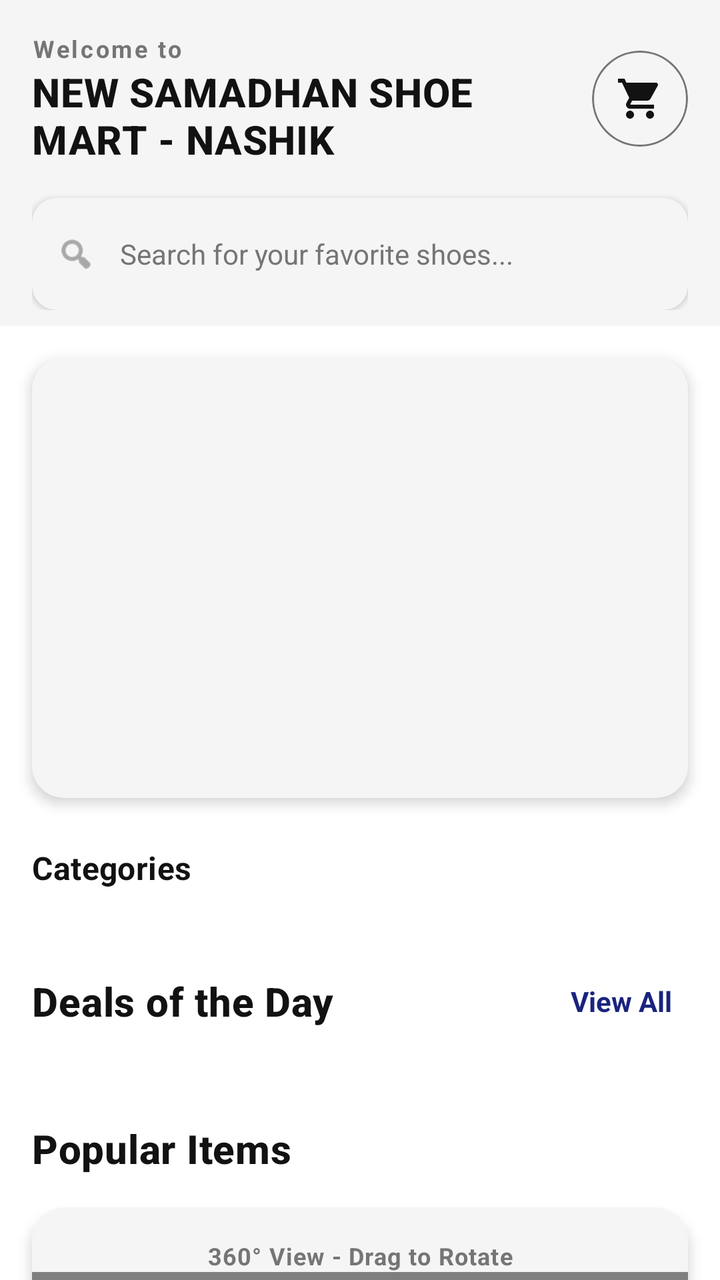
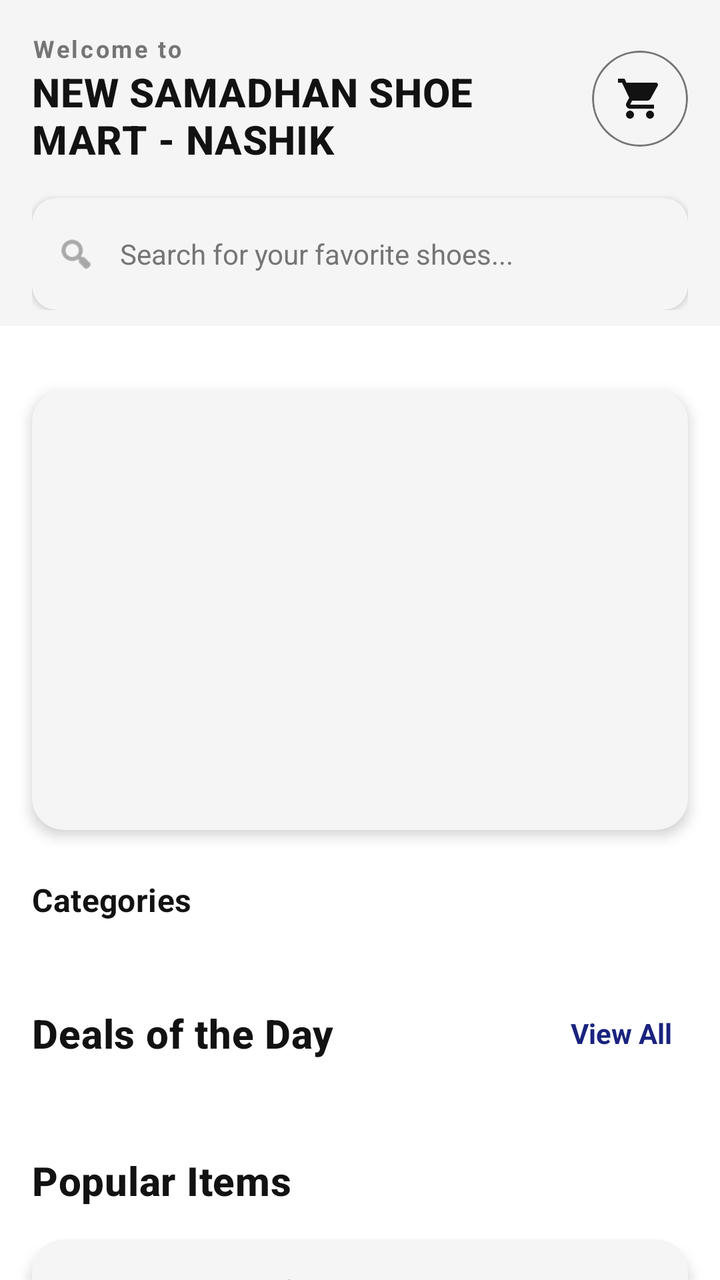

Two renders of the same Android screen: before a commit and after it. Below are the layout's source before the change and the commit's diff.
<!-- AndroidManifest.xml: application theme Theme.NewSamadhanShoeMart.Splash -->
<!-- res/layout/fragment_home.xml -->
<?xml version="1.0" encoding="utf-8"?>
<androidx.coordinatorlayout.widget.CoordinatorLayout xmlns:android="http://schemas.android.com/apk/res/android"
    xmlns:app="http://schemas.android.com/apk/res-auto"
    xmlns:tools="http://schemas.android.com/tools"
    android:layout_width="match_parent"
    android:layout_height="match_parent"
    android:background="?attr/android:windowBackground"
    tools:context=".ui.home.HomeFragment">

    <com.google.android.material.appbar.AppBarLayout
        android:layout_width="match_parent"
        android:layout_height="wrap_content"
        android:background="?attr/colorSurface"
        app:elevation="0dp">

        <LinearLayout
            android:layout_width="match_parent"
            android:layout_height="wrap_content"
            android:orientation="vertical"
            android:paddingHorizontal="16dp"
            android:paddingTop="16dp"
            android:paddingBottom="8dp">

            <LinearLayout
                android:layout_width="match_parent"
                android:layout_height="wrap_content"
                android:gravity="center_vertical"
                android:orientation="horizontal">

                <LinearLayout
                    android:layout_width="0dp"
                    android:layout_height="wrap_content"
                    android:layout_weight="1"
                    android:orientation="vertical">
                    <TextView
                        android:layout_width="wrap_content"
                        android:layout_height="wrap_content"
                        android:text="@string/welcome_to"
                        android:textAppearance="@style/TextAppearance.MaterialComponents.Caption"
                        android:textColor="@color/gray_text"
                        android:textStyle="bold"
                        android:letterSpacing="0.1"/>
                    <TextView
                        android:id="@+id/tv_home_brand_name"
                        android:layout_width="wrap_content"
                        android:layout_height="wrap_content"
                        android:text="@string/nav_header_title"
                        android:textAppearance="@style/TextAppearance.MaterialComponents.Headline6"
                        android:textColor="?attr/colorOnSurface"
                        android:textStyle="bold" />
                </LinearLayout>

                <com.google.android.material.card.MaterialCardView
                    android:id="@+id/card_cart"
                    android:layout_width="48dp"
                    android:layout_height="48dp"
                    app:cardCornerRadius="24dp"
                    app:cardElevation="0dp"
                    app:strokeWidth="1dp"
                    app:strokeColor="@color/gray_text">
                    <ImageButton
                        android:id="@+id/btn_cart_top"
                        android:layout_width="match_parent"
                        android:layout_height="match_parent"
                        android:background="?attr/selectableItemBackground"
                        android:padding="12dp"
                        android:scaleType="fitCenter"
                        android:src="@drawable/ic_cart_24"
                        android:contentDescription="@string/menu_cart"
                        app:tint="?attr/colorOnSurface" />
                </com.google.android.material.card.MaterialCardView>
            </LinearLayout>

            <com.google.android.material.card.MaterialCardView
                android:id="@+id/search_card"
                android:layout_width="match_parent"
                android:layout_height="wrap_content"
                android:layout_marginTop="16dp"
                app:cardCornerRadius="12dp"
                app:cardElevation="2dp"
                app:strokeWidth="0dp">

                <LinearLayout
                    android:layout_width="match_parent"
                    android:layout_height="wrap_content"
                    android:gravity="center_vertical"
                    android:orientation="horizontal"
                    android:paddingHorizontal="12dp"
                    android:minHeight="48dp"
                    android:paddingVertical="4dp">

                    <ImageView
                        android:layout_width="20dp"
                        android:layout_height="20dp"
                        android:src="@android:drawable/ic_menu_search"
                        android:importantForAccessibility="no"
                        app:tint="@color/gray_text" />

                    <EditText
                        android:id="@+id/search_edit_text"
                        android:layout_width="match_parent"
                        android:layout_height="wrap_content"
                        android:background="@android:color/transparent"
                        android:hint="@string/hint_search_shoes"
                        android:textColorHint="@color/gray_text"
                        android:textColor="?attr/colorOnSurface"
                        android:imeOptions="actionSearch"
                        android:importantForAutofill="yes"
                        android:autofillHints="name"
                        android:inputType="text"
                        android:maxLines="1"
                        android:minHeight="48dp"
                        android:padding="12dp"
                        android:textSize="14sp" />
                </LinearLayout>
            </com.google.android.material.card.MaterialCardView>
        </LinearLayout>
    </com.google.android.material.appbar.AppBarLayout>

    <androidx.core.widget.NestedScrollView
        android:id="@+id/home_scroll_view"
        android:layout_width="match_parent"
        android:layout_height="match_parent"
        android:background="?attr/android:windowBackground"
        app:layout_behavior="@string/appbar_scrolling_view_behavior">

        <LinearLayout
            android:layout_width="match_parent"
            android:layout_height="wrap_content"
            android:orientation="vertical"
            android:paddingBottom="80dp">

            
            <com.google.android.material.card.MaterialCardView
                android:layout_width="match_parent"
                android:layout_height="220dp"
                android:layout_marginHorizontal="16dp"
                android:layout_marginTop="16dp"
                app:cardCornerRadius="16dp"
                app:cardElevation="4dp"
                app:strokeWidth="0dp">

                <androidx.viewpager2.widget.ViewPager2
                    android:id="@+id/banner_view_pager"
                    android:layout_width="match_parent"
                    android:layout_height="match_parent" />

                <com.google.android.material.tabs.TabLayout
                    android:id="@+id/banner_indicator"
                    android:layout_width="match_parent"
                    android:layout_height="wrap_content"
                    android:layout_gravity="bottom"
                    android:background="@android:color/transparent"
                    android:visibility="gone"
                    app:tabBackground="@drawable/tab_selector"
                    app:tabGravity="center"
                    app:tabIndicatorHeight="0dp"
                    app:tabMaxWidth="12dp" />

            </com.google.android.material.card.MaterialCardView>

            
            <TextView
                android:layout_width="wrap_content"
                android:layout_height="wrap_content"
                android:layout_marginHorizontal="16dp"
                android:layout_marginTop="24dp"
                android:text="@string/label_categories"
                android:textAppearance="@style/TextAppearance.MaterialComponents.Subtitle1"
                android:textColor="?attr/colorOnSurface"
                android:textStyle="bold" />

            
            <HorizontalScrollView
                android:layout_width="match_parent"
                android:layout_height="wrap_content"
                android:layout_marginTop="8dp"
                android:scrollbars="none">

                <LinearLayout
                    android:id="@+id/category_container"
                    android:layout_width="wrap_content"
                    android:layout_height="wrap_content"
                    android:orientation="horizontal"
                    android:paddingHorizontal="12dp">
                    
                </LinearLayout>
            </HorizontalScrollView>

            
            <LinearLayout
                android:layout_width="match_parent"
                android:layout_height="wrap_content"
                android:layout_marginHorizontal="16dp"
                android:layout_marginTop="24dp"
                android:orientation="horizontal"
                android:gravity="center_vertical">

                <TextView
                    android:id="@+id/tv_deals_title"
                    android:layout_width="0dp"
                    android:layout_height="wrap_content"
                    android:layout_weight="1"
                    android:text="@string/label_deals_day"
                    android:textAppearance="@style/TextAppearance.MaterialComponents.Headline6"
                    android:textColor="?attr/colorOnSurface"
                    android:textStyle="bold" />

                <TextView
                    android:id="@+id/tv_view_all_deals"
                    android:layout_width="wrap_content"
                    android:layout_height="wrap_content"
                    android:text="@string/btn_view_all"
                    android:textColor="?attr/colorPrimary"
                    android:textStyle="bold"
                    android:minHeight="48dp"
                    android:minWidth="48dp"
                    android:gravity="center_vertical|end"
                    android:background="?attr/selectableItemBackground"
                    android:paddingHorizontal="8dp"/>
            </LinearLayout>

            <androidx.recyclerview.widget.RecyclerView
                android:id="@+id/deals_recycler"
                android:layout_width="match_parent"
                android:layout_height="wrap_content"
                android:layout_marginTop="12dp"
                android:clipToPadding="false"
                android:paddingHorizontal="12dp" />

            
            <TextView
                android:layout_width="match_parent"
                android:layout_height="wrap_content"
                android:layout_marginHorizontal="16dp"
                android:layout_marginTop="24dp"
                android:text="@string/label_popular_items"
                android:textAppearance="@style/TextAppearance.MaterialComponents.Headline6"
                android:textColor="?attr/colorOnSurface"
                android:textStyle="bold" />

            
            <com.google.android.material.card.MaterialCardView
                android:id="@+id/card_animated_shoe"
                android:layout_width="match_parent"
                android:layout_height="350dp"
                android:layout_margin="16dp"
                app:cardCornerRadius="16dp"
                app:cardElevation="4dp"
                app:strokeWidth="0dp">

                <LinearLayout
                    android:layout_width="match_parent"
                    android:layout_height="match_parent"
                    android:orientation="vertical">

                    <TextView
                        android:layout_width="match_parent"
                        android:layout_height="wrap_content"
                        android:text="360° View - Drag to Rotate"
                        android:gravity="center"
                        android:paddingTop="16dp"
                        android:textAppearance="@style/TextAppearance.MaterialComponents.Caption"
                        android:textColor="@color/gray_text"
                        android:textStyle="bold"/>

                    <com.krishna.nsm.ui.home.InteractiveShoeViewer
                        android:id="@+id/iv_animated_shoe"
                        android:layout_width="match_parent"
                        android:layout_height="match_parent"
                        android:scaleType="fitCenter"
                        android:padding="24dp"
                        android:importantForAccessibility="no" />
                </LinearLayout>

            </com.google.android.material.card.MaterialCardView>

            
            <FrameLayout
                android:id="@+id/visiting_card_container"
                android:layout_width="match_parent"
                android:layout_height="220dp"
                android:layout_margin="16dp"
                android:clickable="true"
                android:focusable="true">

                
                <com.google.android.material.card.MaterialCardView
                    android:id="@+id/card_front"
                    android:layout_width="match_parent"
                    android:layout_height="match_parent"
                    app:cardCornerRadius="16dp"
                    app:cardElevation="4dp"
                    app:strokeWidth="0dp">

                    <ImageView
                        android:layout_width="match_parent"
                        android:layout_height="match_parent"
                        android:scaleType="centerCrop"
                        android:src="@drawable/new_card" />
                </com.google.android.material.card.MaterialCardView>

                
                <com.google.android.material.card.MaterialCardView
                    android:id="@+id/card_back"
                    android:layout_width="match_parent"
                    android:layout_height="match_parent"
                    android:visibility="invisible"
                    app:cardCornerRadius="16dp"
                    app:cardElevation="4dp"
                    app:strokeWidth="0dp"
                    app:cardBackgroundColor="@color/black">

                    <LinearLayout
                        android:layout_width="match_parent"
                        android:layout_height="match_parent"
                        android:orientation="vertical"
                        android:gravity="center"
                        android:padding="24dp">

                        <TextView
                            android:layout_width="wrap_content"
                            android:layout_height="wrap_content"
                            android:text="SAMADHAN SHOE MART"
                            android:textColor="@color/white"
                            android:textStyle="bold"
                            android:textSize="18sp"/>

                        <TextView
                            android:layout_width="wrap_content"
                            android:layout_height="wrap_content"
                            android:layout_marginTop="8dp"
                            android:text="Premium Footwear for Everyone"
                            android:textColor="@color/gray_text"
                            android:textSize="14sp"/>

                        <View
                            android:layout_width="100dp"
                            android:layout_height="1dp"
                            android:layout_marginVertical="16dp"
                            android:background="@color/colorAccent"/>

                        <TextView
                            android:layout_width="wrap_content"
                            android:layout_height="wrap_content"
                            android:text="Contact: +91 94232 28843"
                            android:textColor="@color/white"
                            android:textSize="14sp"/>

                        <TextView
                            android:layout_width="wrap_content"
                            android:layout_height="wrap_content"
                            android:layout_marginTop="4dp"
                            android:text="Pusad, Maharashtra"
                            android:textColor="@color/white"
                            android:textSize="14sp"/>
                    </LinearLayout>
                </com.google.android.material.card.MaterialCardView>
            </FrameLayout>

            <androidx.recyclerview.widget.RecyclerView
                android:id="@+id/featured_recycler"
                android:layout_width="match_parent"
                android:layout_height="wrap_content"
                android:layout_marginTop="12dp"
                android:clipToPadding="false"
                android:paddingHorizontal="12dp"
                tools:listitem="@layout/item_product" />

        </LinearLayout>
    </androidx.core.widget.NestedScrollView>
</androidx.coordinatorlayout.widget.CoordinatorLayout>
<!-- res/layout/item_product.xml (included above) -->
<?xml version="1.0" encoding="utf-8"?>
<com.google.android.material.card.MaterialCardView xmlns:android="http://schemas.android.com/apk/res/android"
    xmlns:app="http://schemas.android.com/apk/res-auto"
    xmlns:tools="http://schemas.android.com/tools"
    android:layout_width="match_parent"
    android:layout_height="wrap_content"
    android:layout_margin="4dp"
    app:cardBackgroundColor="@color/white"
    app:cardCornerRadius="8dp"
    app:cardElevation="2dp"
    app:strokeWidth="0dp">

    <LinearLayout
        android:layout_width="match_parent"
        android:layout_height="wrap_content"
        android:orientation="vertical">

        <FrameLayout
            android:layout_width="match_parent"
            android:layout_height="160dp"
            android:background="#F5F5F5">

            <ImageView
                android:id="@+id/product_image"
                android:layout_width="match_parent"
                android:layout_height="match_parent"
                android:scaleType="fitCenter"
                android:padding="8dp"
                android:src="@drawable/ic_launcher_background" />

            <TextView
                android:id="@+id/tv_new_tag"
                android:layout_width="wrap_content"
                android:layout_height="wrap_content"
                android:layout_margin="8dp"
                android:background="@drawable/bg_tag_new"
                android:paddingHorizontal="6dp"
                android:paddingVertical="2dp"
                android:text="NEW"
                android:textColor="@android:color/white"
                android:textSize="10sp"
                android:textStyle="bold"
                android:visibility="gone" />

            <TextView
                android:id="@+id/tv_discount_tag"
                android:layout_width="wrap_content"
                android:layout_height="wrap_content"
                android:layout_gravity="bottom|start"
                android:background="#E91E63"
                android:paddingHorizontal="6dp"
                android:paddingVertical="2dp"
                android:text="40% OFF"
                android:textColor="@android:color/white"
                android:textSize="10sp"
                android:textStyle="bold" />

            <com.google.android.material.imageview.ShapeableImageView
                android:id="@+id/btn_watchlist"
                android:layout_width="32dp"
                android:layout_height="32dp"
                android:layout_gravity="top|end"
                android:layout_margin="8dp"
                android:background="?attr/selectableItemBackgroundBorderless"
                android:padding="6dp"
                android:src="@android:drawable/btn_star_big_off"
                app:shapeAppearanceOverlay="@style/ShapeAppearanceOverlay.App.CornerSmall"
                app:tint="?attr/colorOnSurface" />
        </FrameLayout>

        <LinearLayout
            android:layout_width="match_parent"
            android:layout_height="wrap_content"
            android:orientation="vertical"
            android:padding="8dp">

            <TextView
                android:id="@+id/product_brand"
                android:layout_width="match_parent"
                android:layout_height="wrap_content"
                android:text="Brand Name"
                android:textAppearance="@style/TextAppearance.MaterialComponents.Caption"
                android:textColor="#757575"
                android:textStyle="bold" />

            <TextView
                android:id="@+id/product_name"
                android:layout_width="match_parent"
                android:layout_height="wrap_content"
                android:layout_marginTop="2dp"
                android:ellipsize="end"
                android:maxLines="2"
                android:minLines="2"
                android:text="Product Name - Professional High Quality Shoe"
                android:textAppearance="@style/TextAppearance.MaterialComponents.Body2"
                android:textColor="@color/black" />

            <LinearLayout
                android:layout_width="match_parent"
                android:layout_height="wrap_content"
                android:layout_marginTop="4dp"
                android:gravity="center_vertical"
                android:orientation="horizontal">

                <TextView
                    android:id="@+id/tv_rating"
                    android:layout_width="wrap_content"
                    android:layout_height="wrap_content"
                    android:background="@drawable/bg_rating_pill"
                    android:drawableStart="@android:drawable/btn_star_big_on"
                    android:drawablePadding="2dp"
                    android:drawableTint="@android:color/white"
                    android:gravity="center"
                    android:paddingHorizontal="4dp"
                    android:paddingVertical="1dp"
                    android:text="4.5"
                    android:textColor="@android:color/white"
                    android:textSize="10sp"
                    android:textStyle="bold"
                    tools:ignore="UseAppTint" />

                <TextView
                    android:id="@+id/tv_review_count"
                    android:layout_width="wrap_content"
                    android:layout_height="wrap_content"
                    android:layout_marginStart="4dp"
                    android:text="(1.2k)"
                    android:textAppearance="@style/TextAppearance.MaterialComponents.Caption"
                    android:textColor="#9E9E9E" />
            </LinearLayout>

            <LinearLayout
                android:layout_width="match_parent"
                android:layout_height="wrap_content"
                android:layout_marginTop="6dp"
                android:gravity="bottom"
                android:orientation="horizontal">

                <TextView
                    android:id="@+id/product_price"
                    android:layout_width="wrap_content"
                    android:layout_height="wrap_content"
                    android:text="₹1,499"
                    android:textAppearance="@style/TextAppearance.MaterialComponents.Subtitle1"
                    android:textColor="@color/black"
                    android:textStyle="bold" />

                <TextView
                    android:id="@+id/product_old_price"
                    android:layout_width="wrap_content"
                    android:layout_height="wrap_content"
                    android:layout_marginStart="6dp"
                    android:text="₹2,499"
                    android:textAppearance="@style/TextAppearance.MaterialComponents.Caption"
                    android:textColor="#9E9E9E" />
            </LinearLayout>

        </LinearLayout>
    </LinearLayout>
</com.google.android.material.card.MaterialCardView>
<!-- resources referenced by this layout -->
<resources>
  <color name="black">#000000</color>
  <color name="colorAccent">@color/secondary</color>
  <color name="gray_text">#757575</color>
  <color name="white">#FFFFFF</color>
  <!-- drawable bg_rating_pill (drawable) -->
  <?xml version="1.0" encoding="utf-8"?>
  <shape xmlns:android="http://schemas.android.com/apk/res/android">
      <solid android:color="#388E3C" />
      <corners android:radius="4dp" />
  </shape>
  <!-- drawable bg_tag_new (drawable) -->
  <?xml version="1.0" encoding="utf-8"?>
  <shape xmlns:android="http://schemas.android.com/apk/res/android">
      <solid android:color="#FFC107" />
      <corners android:radius="4dp" />
  </shape>
  <!-- drawable tab_selector (drawable) -->
  <?xml version="1.0" encoding="utf-8"?>
  <selector xmlns:android="http://schemas.android.com/apk/res/android">
      <item android:state_selected="true">
          <shape android:shape="oval">
              <solid android:color="?attr/colorPrimary" />
              <size android:width="8dp" android:height="8dp" />
          </shape>
      </item>
      <item>
          <shape android:shape="oval">
              <solid android:color="#CCCCCC" />
              <size android:width="8dp" android:height="8dp" />
          </shape>
      </item>
  </selector>
  <string name="btn_view_all">View All</string>
  <string name="hint_search_shoes">Search for your favorite shoes...</string>
  <string name="label_categories">Categories</string>
  <string name="label_deals_day">Deals of the Day</string>
  <string name="label_popular_items">Popular Items</string>
  <string name="menu_cart">Cart</string>
  <string name="nav_header_title">NEW SAMADHAN SHOE MART - NASHIK</string>
  <string name="welcome_to">Welcome to</string>
  <style name="ShapeAppearanceOverlay.App.CornerSmall" parent="">
          <item name="cornerSize">8dp</item>
      </style>
  <style name="Theme.NewSamadhanShoeMart.Splash" parent="Theme.NewSamadhanShoeMart.NoActionBar">
          <item name="android:windowBackground">@color/background</item>
          <item name="android:windowFullscreen">true</item>
          <item name="android:windowContentTransitions">true</item>
          
          <item name="android:windowSplashScreenAnimatedIcon" tools:targetApi="s">@android:color/transparent</item>
          <item name="android:windowSplashScreenBackground" tools:targetApi="s">@color/background</item>
      </style>
  <color name="secondary">#FFD600</color>
  <style name="Theme.NewSamadhanShoeMart.NoActionBar" parent="Theme.NewSamadhanShoeMart">
          <item name="windowActionBar">false</item>
          <item name="windowNoTitle">true</item>
      </style>
  <color name="background">#FFFFFF</color>
  <color name="primary">#1A237E</color>
  <color name="primary_variant">#0D47A1</color>
  <color name="onPrimary">#FFFFFF</color>
  <color name="secondary_variant">#FBC02D</color>
  <color name="onSecondary">#000000</color>
  <color name="surface">#F5F5F5</color>
  <color name="onSurface">#121212</color>
  <color name="onBackground">#121212</color>
  <color name="error">#B00020</color>
  <color name="onError">#FFFFFF</color>
  <style name="Widget.App.CardView" parent="Widget.MaterialComponents.CardView">
          <item name="cardElevation">2dp</item>
          <item name="cardCornerRadius">12dp</item>
          <item name="cardBackgroundColor">?attr/colorSurface</item>
          <item name="rippleColor">?attr/colorControlHighlight</item>
      </style>
  <color name="gray_light">#EEEEEE</color>
  <color name="divider">#E0E0E0</color>
  <!-- unchanged entries left out for length: 4 -->
</resources>

<!-- the commit's change to res/layout/fragment_home.xml (unified diff, before → after) -->
@@ -133,6 +133,25 @@
             
             <com.google.android.material.card.MaterialCardView
                 android:layout_width="match_parent"
+                android:layout_height="wrap_content"
+                android:layout_marginHorizontal="16dp"
+                android:layout_marginTop="16dp"
+                app:cardCornerRadius="16dp"
+                app:cardElevation="6dp"
+                app:strokeWidth="0dp">
+
+                <ImageView
+                    android:id="@+id/iv_diwali_banner"
+                    android:layout_width="match_parent"
+                    android:layout_height="wrap_content"
+                    android:adjustViewBounds="true"
+                    android:scaleType="fitCenter"
+                    android:contentDescription="Happy Diwali 2026 Promotional Banner" />
+            </com.google.android.material.card.MaterialCardView>
+
+            
+            <com.google.android.material.card.MaterialCardView
+                android:layout_width="match_parent"
                 android:layout_height="220dp"
                 android:layout_marginHorizontal="16dp"
                 android:layout_marginTop="16dp"
